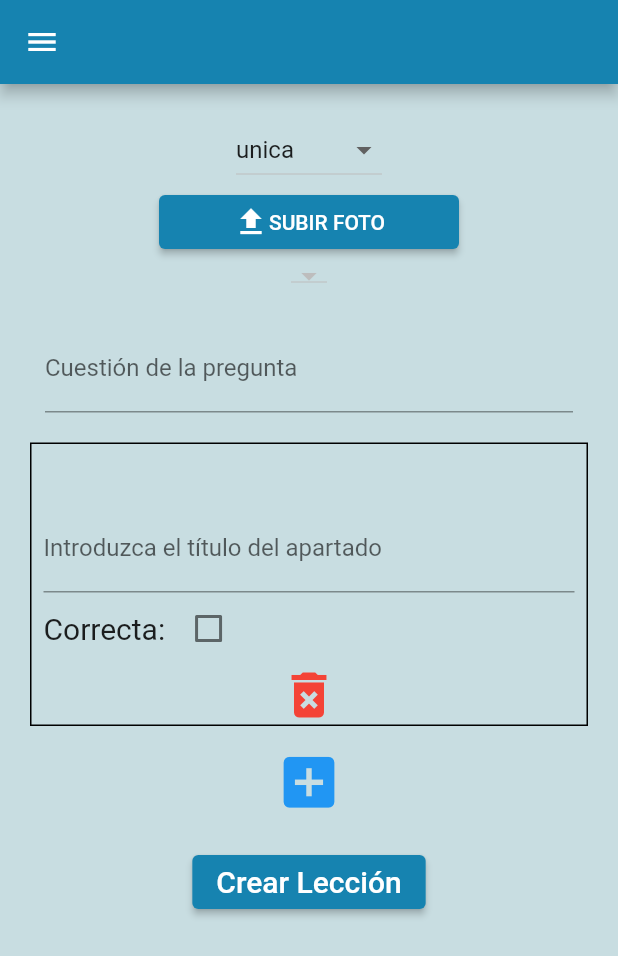
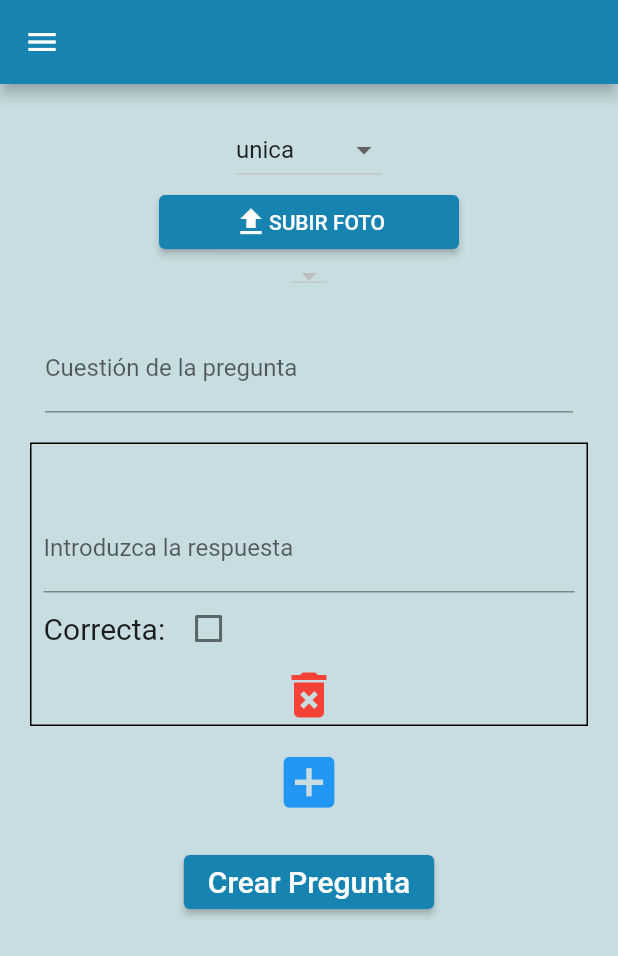
Before and after one commit to SergioHrvas/MeloudyAppTFG, a Flutter app: the PantallaCrearPreguntaProfesor screen opened by its route, after a tap on the "add box" icon, on a phone screen of 412 x 824 dp. Shown: the top 956 px of the screen. Run offline on Flutter 3.47's test engine with Material 2 defaults, Android fonts, the phone set to English and light mode, and no system bars; our stand-ins replace image_picker, percent_indicator, shared_preferences; missing offline and left inert: dart:ffi, flutter_fft, record; accounts and stored records are empty.

Commit message:
Arreglados errores de ultima hora

```diff
--- a/meloudy_app/lib/providers/opciones.dart
+++ b/meloudy_app/lib/providers/opciones.dart
@@ -13,7 +13,7 @@ import 'auth.dart';
 
 class Opciones with ChangeNotifier {
   List<dynamic> opciones = [];
-  List<String> opcionesTexto = [];
+  List<dynamic> opcionesTexto = [];
 
   Opciones();
 
@@ -41,7 +41,6 @@ class Opciones with ChangeNotifier {
     opciones = respuestascorrectas;
     opcionesTexto = opcs;
   }
-
 
   void borrarOpcion(i){
     opciones.removeAt(i);
--- a/meloudy_app/lib/providers/preguntas_profesor.dart
+++ b/meloudy_app/lib/providers/preguntas_profesor.dart
@@ -191,6 +191,7 @@ class PreguntasProfesor with ChangeNotifier {
     final url = Uri.parse(
         'http://${IP.ip}:5000/api/question/create-question?auth=$authToken');
 
+
     var cuerpo = json.encode({
       "tipo": extractedData['tipo'],
       "cuestion": extractedData['cuestion'],
@@ -200,16 +201,7 @@ class PreguntasProfesor with ChangeNotifier {
       "respuestascorrectas": extractedData['respuestascorrectas']
     });
 
-
-
-    preguntas.add(Pregunta(
-        id: extractedData['_id'],
-        cuestion: extractedData['cuestion'],
-        tipo: extractedData['tipo'],
-        opciones: extractedData['opciones'],
-        respuestascorrectas: extractedData['respuestascorrectas'],
-        imagen: extractedData['imagen'],
-    ));
+    print(extractedData);
 
     final response = await http.post(url,
         headers: {
@@ -217,6 +209,21 @@ class PreguntasProfesor with ChangeNotifier {
           "Content-Type": "application/json"
         },
         body: cuerpo);
+
+    extractedData = json.decode(response.body);
+
+
+    preguntas.add(Pregunta(
+        id: extractedData['pregunta']['_id'],
+        cuestion: extractedData['pregunta']['cuestion'],
+        tipo: extractedData['pregunta']['tipo'],
+        opciones: extractedData['pregunta']['opciones'],
+        respuestascorrectas: extractedData['pregunta']['respuestascorrectas'],
+        imagen: extractedData['pregunta']['imagen'],
+        leccion: extractedData['pregunta']['leccion']
+    ));
+
+
   }
 
   borrarPregunta(String id) async {
--- a/meloudy_app/lib/screen/pantalla_crear_pregunta_profesor.dart
+++ b/meloudy_app/lib/screen/pantalla_crear_pregunta_profesor.dart
@@ -37,6 +37,7 @@ class _PantallaCrearPreguntaProfesorState
 
 
   var opciones = [];
+  var s = 0;
   var indice = 0;
   String leccion = "Introducción";
   Map<String, String> lecciones = {};
@@ -52,6 +53,7 @@ class _PantallaCrearPreguntaProfesorState
   void initState() {
     // TODO: implement initState
     Provider.of<Opciones>(context, listen: false).limpiar();
+    Provider.of<Notas>(context, listen: false).limpiar();
 
     super.initState();
 
@@ -75,29 +77,21 @@ class _PantallaCrearPreguntaProfesorState
         opciones[j].child.cambiarIndice(i);
       }
       indice--;
+
+      if(tipo != "microfono") {
+        Provider.of<Opciones>(context, listen: false).borrarOpcion(i);
+      } else{
+        Provider.of<Notas>(context, listen: false).borrarNota(i);
+      }
     });
-
-    Provider.of<Opciones>(context, listen: false).borrarOpcion(i);
-
-
   }
 
   void submit() async {
-    List<Map<String, String>> vectordatos = [];
-    _formKey.currentState.save();
-
-    for (var i = 0; i < opciones.length; i++) {
-      vectordatos.add({
-        'texto': opciones[i].child.datos.toString(),
-      });
-      _authData['contenido'] = vectordatos;
-    }
 
     _formKey.currentState.save();
 
     var token = Provider.of<Auth>(context, listen: false).token;
 
-    var opcs = Provider.of<Opciones>(context, listen: false).items;
 
     await ImageController().upload(_image, token).then((_) {
       var img;
@@ -281,7 +275,9 @@ class _PantallaCrearPreguntaProfesorState
                           onTap: () {
                             setState(() {
                               opciones.add(Container(
-                                margin: EdgeInsets.only(top: 10),
+                                  key: Key((s++).toString()),
+
+                                  margin: EdgeInsets.only(top: 10),
                                 child: (tipo == "unica" || tipo == "multiple")
                                     ? SubirOpcion(indice, tipo, borrar, "")
                                     : SubirNotas(this.indice, borrar, "" )
@@ -312,7 +308,7 @@ class _PantallaCrearPreguntaProfesorState
                     await submit();
                   },
                   child: Text(
-                    "Crear Lección",
+                    "Crear Pregunta",
                     style: TextStyle(fontSize: 20),
                   ),
                 ),
--- a/meloudy_app/lib/widget/subir_notas.dart
+++ b/meloudy_app/lib/widget/subir_notas.dart
@@ -8,6 +8,7 @@ import 'package:provider/provider.dart';
 
 import '../ips.dart';
 import '../providers/notas.dart';
+
 
 class SubirNotas extends StatelessWidget {
   var indice;
--- a/meloudy_app/lib/widget/subir_opcion.dart
+++ b/meloudy_app/lib/widget/subir_opcion.dart
@@ -4,35 +4,58 @@ import 'package:provider/provider.dart';
 
 import '../providers/opciones.dart';
 
-class SubirOpcion extends StatefulWidget {
+
+class SubirOpcion extends StatelessWidget{
   var datos;
   var indice;
   final f;
   final tipo;
 
   SubirOpcion(this.indice, this.tipo, this.f, this.datos);
-
   void cambiarIndice(i) {
     indice = i;
   }
 
-  @override
-  _SubirOpcionState createState() => _SubirOpcionState(this.indice, this.tipo,
-      this.f, this.datos, "Introduzca el texto de la opción");
+  Widget build(BuildContext context){
+    return Column(children: [SubirOpcionFul(indice, tipo, datos),
+      GestureDetector(
+    onTap: () {
+      f(indice);
+    },
+    child: Icon(
+    Icons.delete_forever,
+    size: 40,
+    color: Colors.red,
+    ))
+  ]);
+  }
+
 }
 
-class _SubirOpcionState extends State<SubirOpcion> {
+
+class SubirOpcionFul extends StatefulWidget {
+  var datos;
   var indice;
-  var f;
+  final tipo;
+
+  SubirOpcionFul(this.indice, this.tipo, this.datos);
+
+
+  @override
+  _SubirOpcionFulState createState() => _SubirOpcionFulState(this.indice, this.tipo,
+    this.datos, "Introduzca el texto de la opción");
+}
+
+class _SubirOpcionFulState extends State<SubirOpcionFul> {
+  var indice;
   var tipo;
   var etiqueta;
   var datos = "";
   var correcta = false;
   var lista;
 
-  _SubirOpcionState(ind, tip, borrar, texto, et) {
+  _SubirOpcionFulState(ind, tip, texto, et) {
     indice = ind;
-    f = borrar;
     datos = texto;
     etiqueta = et;
     tipo = tip;
@@ -48,7 +71,7 @@ class _SubirOpcionState extends State<SubirOpcion> {
         children: [
           TextFormField(
             decoration:
-                InputDecoration(labelText: "Introduzca el título del apartado"),
+                InputDecoration(labelText: "Introduzca la respuesta"),
             maxLines: 1,
             initialValue: this.datos,
             onChanged: (value) {
@@ -74,15 +97,7 @@ class _SubirOpcionState extends State<SubirOpcion> {
               ),
             ],
           ), //Checkbox
-          GestureDetector(
-              onTap: () {
-                f(indice);
-              },
-              child: Icon(
-                Icons.delete_forever,
-                size: 40,
-                color: Colors.red,
-              ))
+
         ],
       ),
     );
```
Also changed, not shown: meloudy_app/lib/screen/pantalla_editar_pregunta_profesor.dart (+25 -7 lines), meloudy_app/lib/widget/microfono_pregunta.dart (+13 -1 lines), 1 other file.
